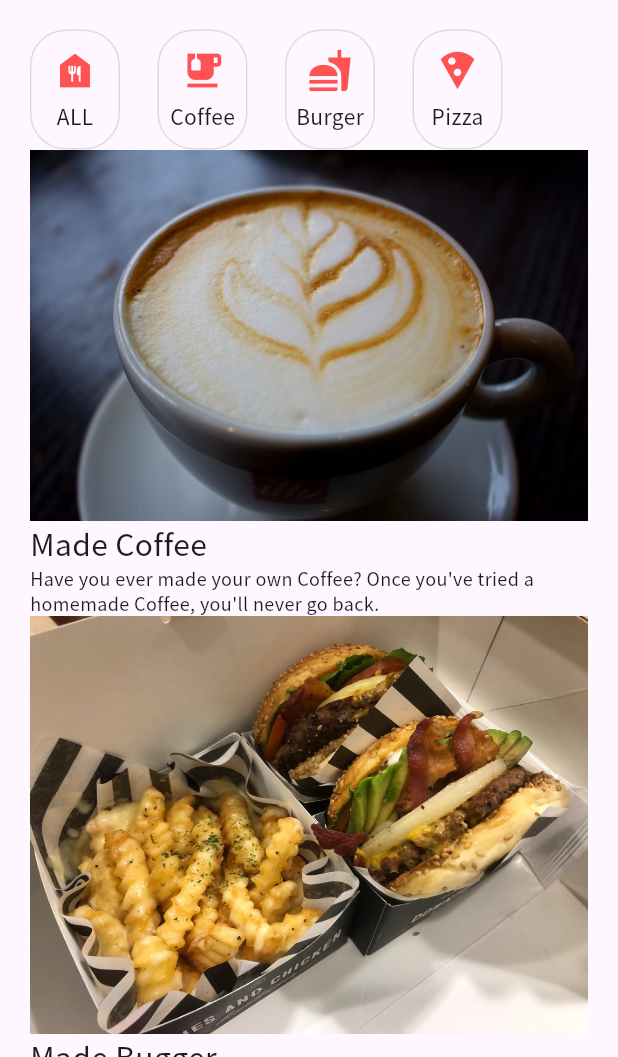
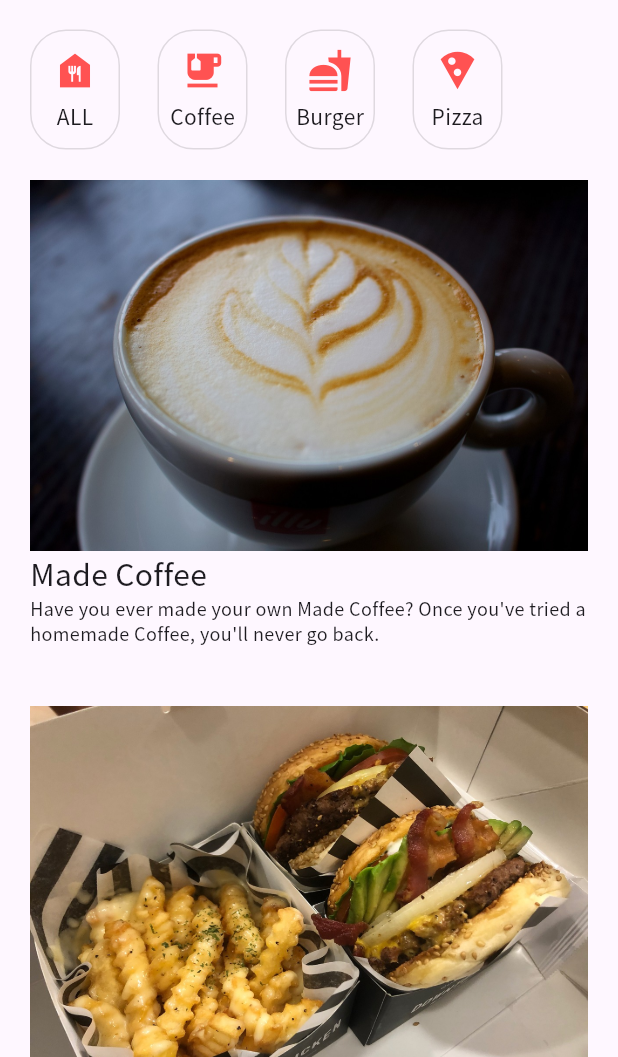
Before and after one commit to hippieperm/flutter_recipe_app, a Flutter app: the screen it shows after launch, on a phone screen of 412 x 824 dp, the part 179-1236 px from its top. Run offline on Flutter 3.47's test engine with Material 3 defaults, Android fonts, the phone set to English and light mode, and no system bars.

Commit message:
레시피 리스트 아이템 수정: RecipeListItem 클래스에서 패딩을 추가하고, 설명 텍스트에 제목 변수를 포함하여 동적 내용을 반영함

```diff
--- a/lib/recipe_list_item.dart
+++ b/lib/recipe_list_item.dart
@@ -12,7 +12,9 @@ class RecipeListItem extends StatelessWidget {
 
   @override
   Widget build(BuildContext context) {
-    return Column(
+    return Padding(
+      padding: const EdgeInsets.symmetric(vertical: 20),
+      child: Column(
         crossAxisAlignment: CrossAxisAlignment.start,
         children: [
           Image.asset(path),
@@ -21,10 +23,11 @@ class RecipeListItem extends StatelessWidget {
             style: TextStyle(fontSize: 20),
           ),
           Text(
-          "Have you ever made your own Coffee? Once you've tried a homemade Coffee, you'll never go back.",
+            "Have you ever made your own $title? Once you've tried a homemade Coffee, you'll never go back.",
             style: TextStyle(fontSize: 12),
           )
         ],
+      ),
     );
   }
 }
```
Lines whose indentation alone changed are shown as unchanged.
